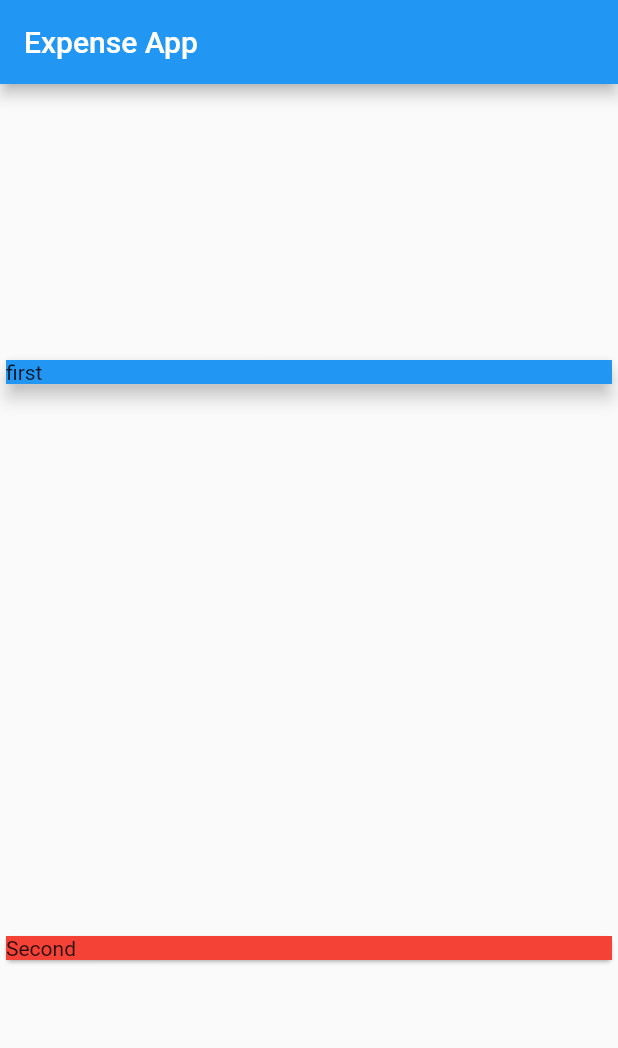
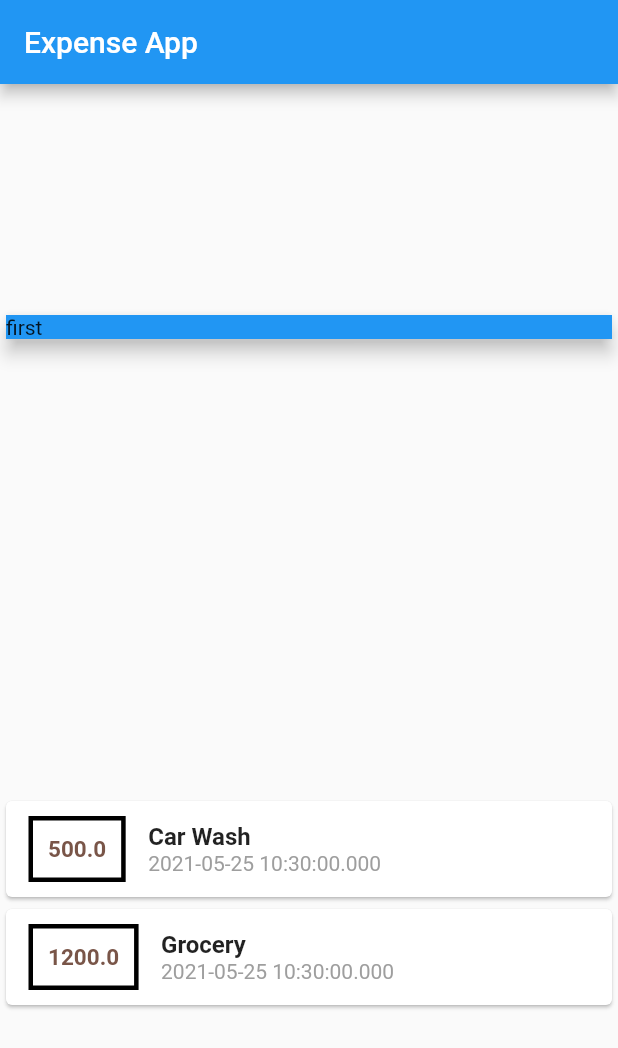
Before and after one commit to ashwath007/Expense-Doc-App, a Flutter app: the screen it shows after launch, on a phone screen of 412 x 824 dp. Shown: the top 1048 px of the screen. Run offline on Flutter 3.47's test engine with Material 2 defaults, Android fonts, the phone set to English and light mode, and no system bars.

```diff
--- a/lib/main.dart
+++ b/lib/main.dart
@@ -1,3 +1,4 @@
+import './transaction.dart';
 import 'package:flutter/material.dart';
 
 void main() {
@@ -16,6 +17,12 @@ class MyApp extends StatelessWidget {
 }
 
 class MyHomePage extends StatelessWidget {
+  final List<Transaction> transaction = [
+    Transaction(
+        id: 'C1', title: 'Car Wash', amount: 500.00, dateTime: DateTime.now()),
+    Transaction(
+        id: 'C2', title: 'Grocery', amount: 1200.00, dateTime: DateTime.now())
+  ];
   @override
   Widget build(BuildContext context) {
     return MaterialApp(
@@ -35,11 +42,42 @@ class MyHomePage extends StatelessWidget {
                 ),
                 elevation: 5,
               ),
-              Card(
-                child: Container(
-                  color: Colors.red,
-                  child: Text("Second"),
-                ),
+              Column(
+                children: transaction.map((e) {
+                  return Card(
+                      child: Row(
+                    children: <Widget>[
+                      Container(
+                        margin:
+                            EdgeInsets.symmetric(vertical: 10, horizontal: 15),
+                        decoration: BoxDecoration(
+                            border: Border.all(color: Colors.black, width: 3)),
+                        padding: EdgeInsets.all(10),
+                        child: Text(
+                          e.amount.toString(),
+                          style: TextStyle(
+                              fontWeight: FontWeight.bold,
+                              fontSize: 15,
+                              color: Colors.brown),
+                        ),
+                      ),
+                      Column(
+                        crossAxisAlignment: CrossAxisAlignment.start,
+                        children: <Widget>[
+                          Text(
+                            e.title,
+                            style: TextStyle(
+                                fontWeight: FontWeight.bold, fontSize: 16),
+                          ),
+                          Text(
+                            e.dateTime.toString(),
+                            style: TextStyle(color: Colors.grey),
+                          )
+                        ],
+                      )
+                    ],
+                  ));
+                }).toList(),
               )
             ],
           )),
--- /dev/null
+++ b/lib/transaction.dart
@@ -0,0 +1,14 @@
+import 'package:flutter/foundation.dart';
+
+class Transaction {
+  final String id;
+  final String title;
+  final double amount;
+  final DateTime dateTime;
+
+  Transaction(
+      {@required this.id,
+      @required this.amount,
+      @required this.title,
+      @required this.dateTime});
+}
```
